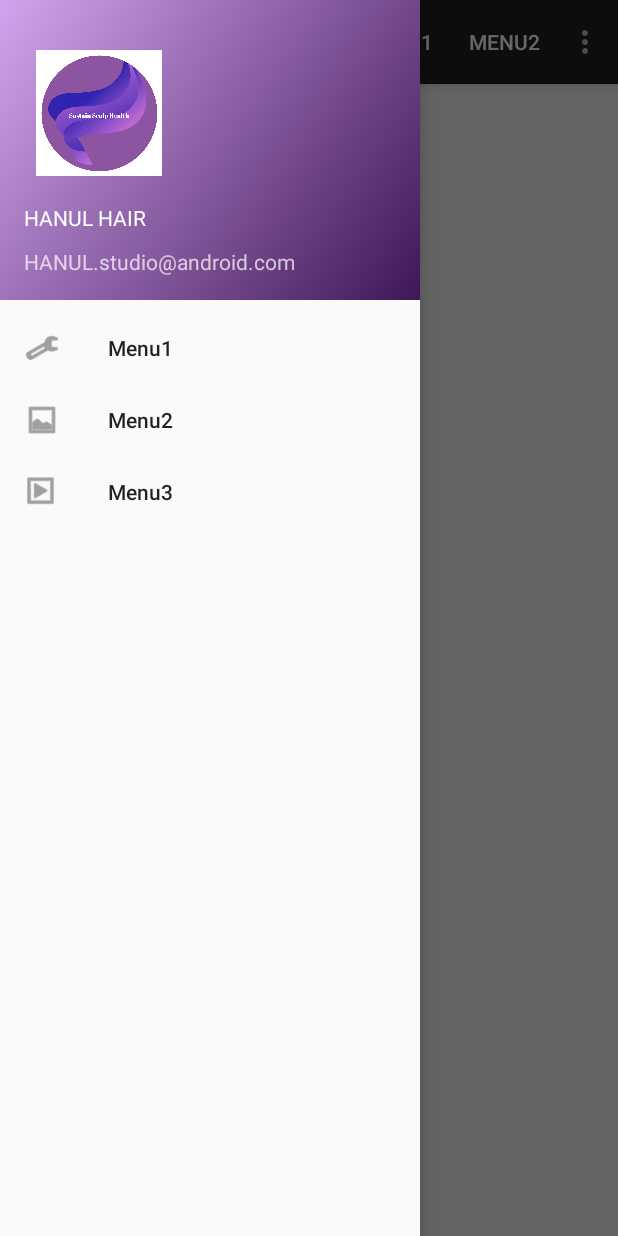
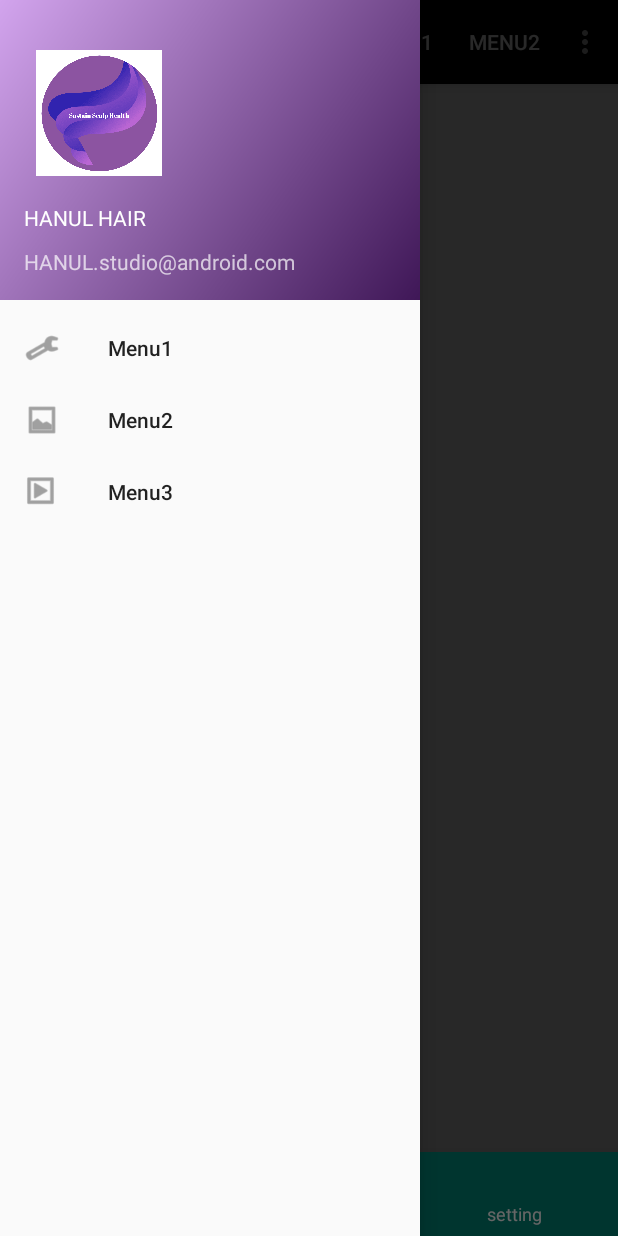
Before and after one commit to Kwongiwook/cTeam_Android, an Android app: the screen it shows after launch (MainActivity), with the side drawer open, on a phone screen of 412 x 824 dp. Run offline under Robolectric (Android 15) with nearby library versions, the phone set to English and light mode, and no system bars.

Commit message:
BaseActivity 3
극히 기초적인 구분을 해 두었다.

```diff
--- a/app/src/main/AndroidManifest.xml
+++ b/app/src/main/AndroidManifest.xml
@@ -19,8 +19,6 @@
         android:theme="@style/Theme.AppCompat.Light.NoActionBar"
         android:usesCleartextTraffic="true">
 
-        <activity android:name=".ui.activity.BaseActivity"/>
-
         <!-- 앱이 실행될 때 가장 돌아갈 액티비티입니다. -->
         <activity android:name=".ui.activity.MainActivity">
             <intent-filter>
--- a/app/src/main/java/com/ssh/sustain/ui/activity/BaseActivity.java
+++ /dev/null
@@ -1,109 +0,0 @@
-package com.ssh.sustain.ui.activity;
-
-import androidx.annotation.NonNull;
-import androidx.appcompat.app.ActionBarDrawerToggle;
-import androidx.appcompat.app.AppCompatActivity;
-import androidx.appcompat.widget.Toolbar;
-import androidx.core.view.GravityCompat;
-import androidx.drawerlayout.widget.DrawerLayout;
-
-import android.os.Bundle;
-import android.view.Menu;
-import android.view.MenuItem;
-import android.view.View;
-import android.widget.FrameLayout;
-import android.widget.LinearLayout;
-
-import com.google.android.material.navigation.NavigationView;
-import com.ssh.sustain.R;
-
-import org.jetbrains.annotations.NotNull;
-
-import java.util.Objects;
-
-public class BaseActivity extends AppCompatActivity implements NavigationView.OnNavigationItemSelectedListener {
-
-    /*
-    툴 바(액션바)를 사용하는 건 좋지만 매번 xml에 적어주는건 정말 심각하게 귀찮은 짓입니다. 그렇기 때문에
-    이 BaseActivity가 기본적으로 툴 바를 사용하게 한 뒤 타 액티비티들이 이 액티비티를 상속받도록 합니다.
-
-    물론 우리는 액티비티의 사용을 최소화 할 생각이지만 앞으로 어떻게 될지 모르니까, 확장성을 고려하여 만들었
-    읍
-    니
-    다.
-     */
-
-    protected DrawerLayout baseDrawer;
-
-    @Override
-    protected void onCreate(Bundle savedInstanceState) {
-        super.onCreate(savedInstanceState);
-        setContentView(R.layout.activity_base);
-    }
-
-    @Override
-    public void setContentView(int layoutResID) {
-        LinearLayout baseView = (LinearLayout) getLayoutInflater().inflate(R.layout.activity_base, null);
-        FrameLayout baseContent = (FrameLayout) baseView.findViewById(R.id.baseContent);
-        getLayoutInflater().inflate(layoutResID, baseContent, true);
-
-        super.setContentView(layoutResID);
-
-        Toolbar baseToolbar = (Toolbar) baseView.findViewById(R.id.baseToolbar);
-        if (useToolbar()) {
-            setSupportActionBar(baseToolbar);
-            Objects.requireNonNull(getSupportActionBar()).setDisplayShowTitleEnabled(false);
-
-            baseDrawer = (DrawerLayout) findViewById(R.id.baseDrawer);
-            ActionBarDrawerToggle toggle = new ActionBarDrawerToggle(
-                    this, baseDrawer, baseToolbar,
-                    R.string.navigation_drawer_open, R.string.navigation_drawer_close);
-
-            baseDrawer.addDrawerListener(toggle);
-            toggle.syncState();
-        } else {
-            baseToolbar.setVisibility(View.GONE);
-        }
-
-        NavigationView baseNavigation = (NavigationView) findViewById(R.id.baseNavigation);
-        baseNavigation.setNavigationItemSelectedListener(this);
-    }
-
-    protected boolean useToolbar() {
-        return true;
-    }
-
-    @Override
-    public boolean onCreateOptionsMenu(Menu menu) {
-        getMenuInflater().inflate(R.menu.base_menu, menu);
-        return true;
-    }
-
-    @Override
-    public boolean onOptionsItemSelected(@NonNull MenuItem item) {
-        int id = item.getItemId();
-        if (id == R.id.action_menu1) {
-            return true;
-        } else if (id == R.id.action_menu2) {
-            return true;
-        } else if (id == R.id.action_settings) {
-            return true;
-        } else {
-            return super.onOptionsItemSelected(item);
-        }
-    }
-
-    @Override
-    public void onBackPressed() {
-        if (baseDrawer.isDrawerOpen(GravityCompat.START)) {
-            baseDrawer.closeDrawer(GravityCompat.START);
-        } else {
-            super.onBackPressed();
-        }
-    }
-
-    @Override
-    public boolean onNavigationItemSelected(@NonNull @NotNull MenuItem item) {
-        return false;
-    }
-}
--- a/app/src/main/java/com/ssh/sustain/ui/activity/MainActivity.java
+++ b/app/src/main/java/com/ssh/sustain/ui/activity/MainActivity.java
@@ -20,12 +20,11 @@ import com.ssh.sustain.ui.presenter.MainPresenter;
 
 import java.util.Objects;
 
-public class MainActivity extends BaseActivity {
+public class MainActivity extends AppCompatActivity {
 
     @Override
     protected void onCreate(Bundle savedInstanceState) {
         super.onCreate(savedInstanceState);
-        setContentView(R.layout.activity_base);
-
+        setContentView(R.layout.activity_main);
     }
 }
--- a/app/src/main/res/layout/activity_base.xml
+++ /dev/null
@@ -1,48 +0,0 @@
-<?xml version="1.0" encoding="utf-8"?>
-<androidx.drawerlayout.widget.DrawerLayout xmlns:android="http://schemas.android.com/apk/res/android"
-    xmlns:app="http://schemas.android.com/apk/res-auto"
-    xmlns:tools="http://schemas.android.com/tools"
-    android:id="@+id/baseView"
-    android:layout_width="match_parent"
-    android:layout_height="match_parent"
-    android:fitsSystemWindows="true"
-    tools:openDrawer="start">
-
-    <androidx.coordinatorlayout.widget.CoordinatorLayout
-        android:layout_width="match_parent"
-        android:layout_height="match_parent">
-
-        <com.google.android.material.appbar.AppBarLayout
-            android:layout_width="match_parent"
-            android:layout_height="wrap_content"
-            android:theme="@style/Theme.AppCompat.NoActionBar">
-
-
-            <androidx.appcompat.widget.Toolbar
-                android:id="@+id/baseToolbar"
-                android:layout_width="match_parent"
-                android:layout_height="?attr/actionBarSize"
-                android:background="?attr/colorPrimary"
-                android:theme="@style/ThemeOverlay.AppCompat.Dark"
-                app:layout_scrollFlags="scroll|enterAlways"
-                app:menu="@menu/base_menu" />
-
-        </com.google.android.material.appbar.AppBarLayout>
-
-        <FrameLayout
-            android:id="@+id/baseContent"
-            android:layout_width="match_parent"
-            android:layout_height="match_parent" />
-
-    </androidx.coordinatorlayout.widget.CoordinatorLayout>
-
-    <com.google.android.material.navigation.NavigationView
-        android:id="@+id/baseNavigation"
-        android:layout_width="wrap_content"
-        android:layout_height="match_parent"
-        android:layout_gravity="start"
-        app:headerLayout="@layout/nav_header_main"
-        app:menu="@menu/activity_main_draw_menu" />
-
-
-</androidx.drawerlayout.widget.DrawerLayout>
--- a/app/src/main/res/layout/activity_main.xml
+++ b/app/src/main/res/layout/activity_main.xml
@@ -1,8 +1,43 @@
 <?xml version="1.0" encoding="utf-8"?>
-<LinearLayout xmlns:android="http://schemas.android.com/apk/res/android"
+<androidx.drawerlayout.widget.DrawerLayout xmlns:android="http://schemas.android.com/apk/res/android"
+    xmlns:app="http://schemas.android.com/apk/res-auto"
+    xmlns:tools="http://schemas.android.com/tools"
     android:layout_width="match_parent"
-    android:layout_height="match_parent">
+    android:layout_height="match_parent"
+    android:fitsSystemWindows="true"
+    tools:openDrawer="start">
 
-    <include layout="@layout/toolbar" />
+    <androidx.coordinatorlayout.widget.CoordinatorLayout
+        android:layout_width="match_parent"
+        android:layout_height="match_parent">
 
-</LinearLayout>
+        <com.google.android.material.appbar.AppBarLayout
+            android:layout_width="match_parent"
+            android:layout_height="wrap_content"
+            android:theme="@style/Theme.AppCompat.NoActionBar">
+
+            <include layout="@layout/toolbar" />
+
+        </com.google.android.material.appbar.AppBarLayout>
+
+        <FrameLayout
+            android:id="@+id/container"
+            android:layout_width="match_parent"
+            android:layout_height="match_parent"
+            app:layout_behavior="@string/appbar_scrolling_view_behavior">
+
+        </FrameLayout>
+
+    </androidx.coordinatorlayout.widget.CoordinatorLayout>
+
+    <include layout="@layout/navigation" />
+
+    <androidx.constraintlayout.widget.ConstraintLayout
+        android:layout_width="match_parent"
+        android:layout_height="match_parent">
+
+        <include layout="@layout/default_bottom" />
+
+    </androidx.constraintlayout.widget.ConstraintLayout>
+
+</androidx.drawerlayout.widget.DrawerLayout>
--- /dev/null
+++ b/app/src/main/res/layout/navigation.xml
@@ -0,0 +1,15 @@
+<?xml version="1.0" encoding="utf-8"?>
+<merge xmlns:android="http://schemas.android.com/apk/res/android"
+    xmlns:app="http://schemas.android.com/apk/res-auto"
+    android:layout_width="wrap_content"
+    android:layout_height="match_parent">
+
+    <com.google.android.material.navigation.NavigationView
+        android:layout_width="wrap_content"
+        android:layout_height="match_parent"
+        android:layout_gravity="start"
+        android:fitsSystemWindows="true"
+        app:headerLayout="@layout/nav_header_main"
+        app:menu="@menu/activity_main_draw_menu" />
+
+</merge>
```
Also changed, not shown: app/src/main/res/layout/default_bottom.xml (added, +20 -0 lines).
